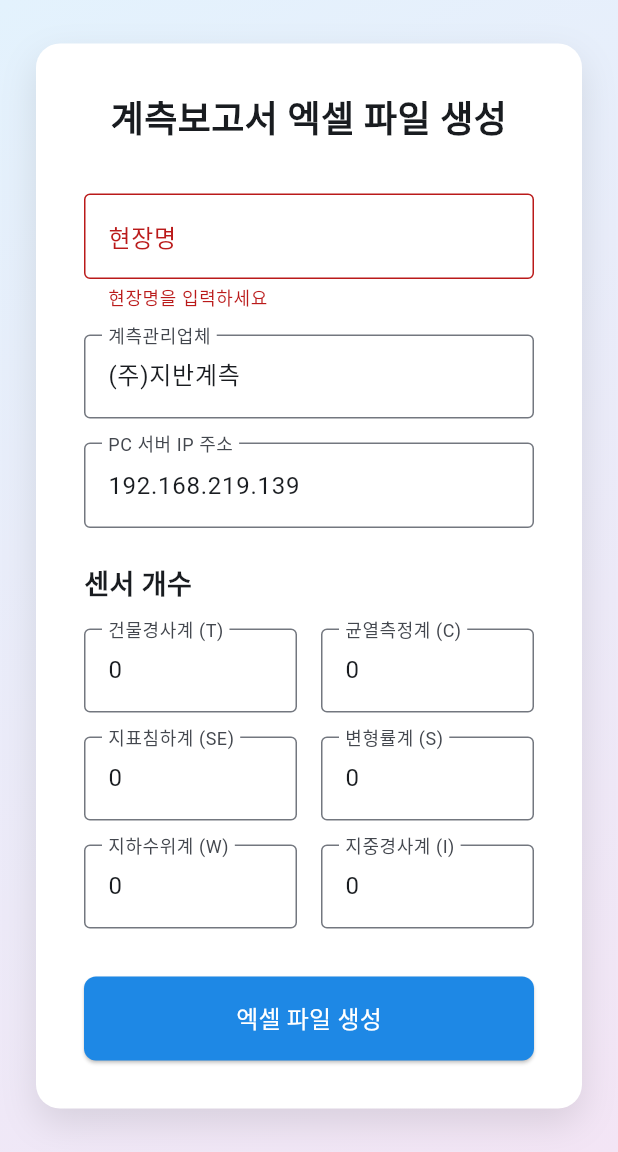
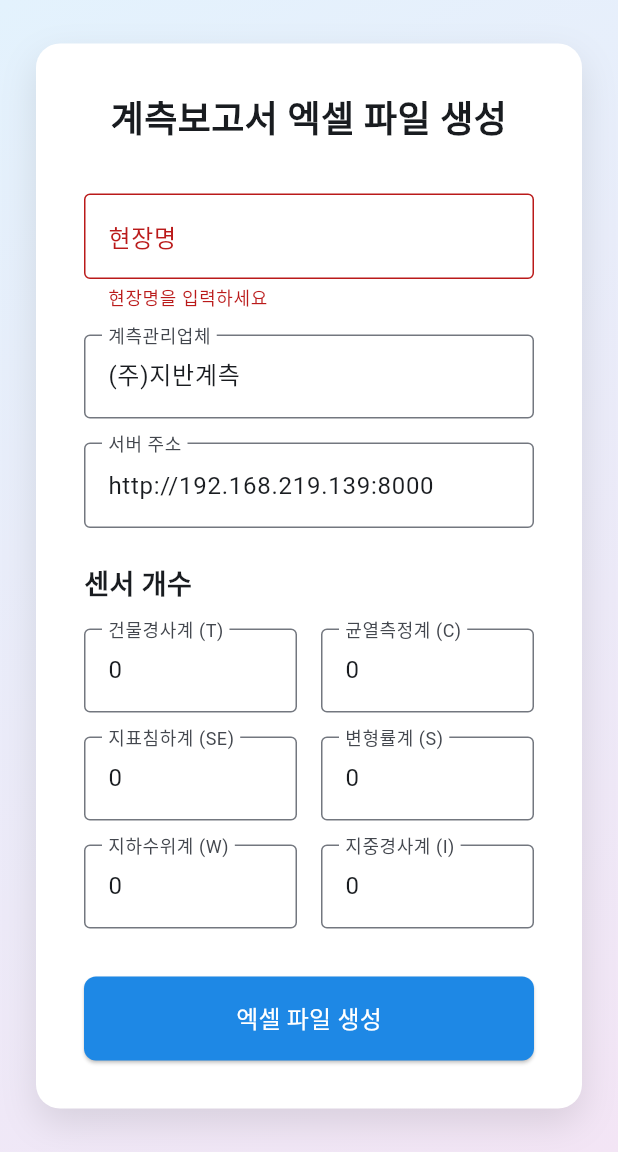
Before and after one commit to cosmosbigbang/JReports4, a Flutter app: the screen it shows after launch, after a tap on "엑셀 파일 생성", on a phone screen of 412 x 824 dp, the part 84-1236 px from its top. Run offline on Flutter 3.47's test engine with Material 3 defaults, Android fonts, the light colour scheme and no system bars; project files that could hold a hidden picture were left out.

```diff
--- a/front/sensor_app/lib/main.dart
+++ b/front/sensor_app/lib/main.dart
@@ -33,7 +33,7 @@ class _SensorFormState extends State<SensorForm> {
   final _formKey = GlobalKey<FormState>();
   final _siteNameController = TextEditingController();
   final _companyController = TextEditingController(text: '(주)지반계측');
-  final _serverIpController = TextEditingController(text: '192.168.219.139');
+  final _serverUrlController = TextEditingController(text: 'http://192.168.219.139:8000');
   final _tController = TextEditingController(text: '0');
   final _cController = TextEditingController(text: '0');
   final _seController = TextEditingController(text: '0');
@@ -76,7 +76,7 @@ class _SensorFormState extends State<SensorForm> {
       final siteAddress = extractAddress(siteName);
 
       final response = await http.post(
-        Uri.parse('http://${_serverIpController.text}:8000/api/generate-excel/'),
+        Uri.parse('${_serverUrlController.text}/api/generate-excel/'),
         headers: {'Content-Type': 'application/json'},
         body: jsonEncode({
           'site_name': siteName,
@@ -187,15 +187,15 @@ class _SensorFormState extends State<SensorForm> {
                     ),
                     const SizedBox(height: 16),
                     TextFormField(
-                      controller: _serverIpController,
+                      controller: _serverUrlController,
                       decoration: const InputDecoration(
-                        labelText: 'PC 서버 IP 주소',
-                        hintText: '예: 192.168.0.100',
+                        labelText: '서버 주소',
+                        hintText: '예: https://jreports4.onrender.com',
                         border: OutlineInputBorder(),
                       ),
                       validator: (value) {
                         if (value == null || value.isEmpty) {
-                          return 'PC IP 주소를 입력하세요';
+                          return '서버 주소를 입력하세요';
                         }
                         return null;
                       },
@@ -329,7 +329,7 @@ class _SensorFormState extends State<SensorForm> {
   void dispose() {
     _siteNameController.dispose();
     _companyController.dispose();
-    _serverIpController.dispose();
+    _serverUrlController.dispose();
     _tController.dispose();
     _cController.dispose();
     _seController.dispose();
```
Also changed, not shown: 1 other file.
